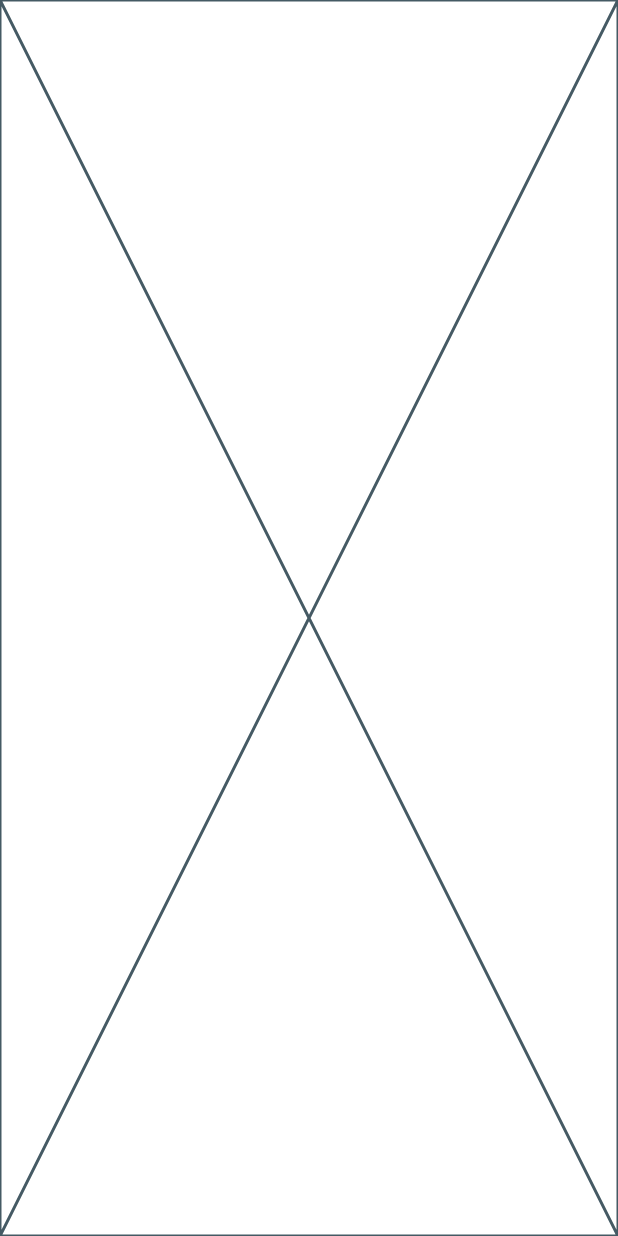
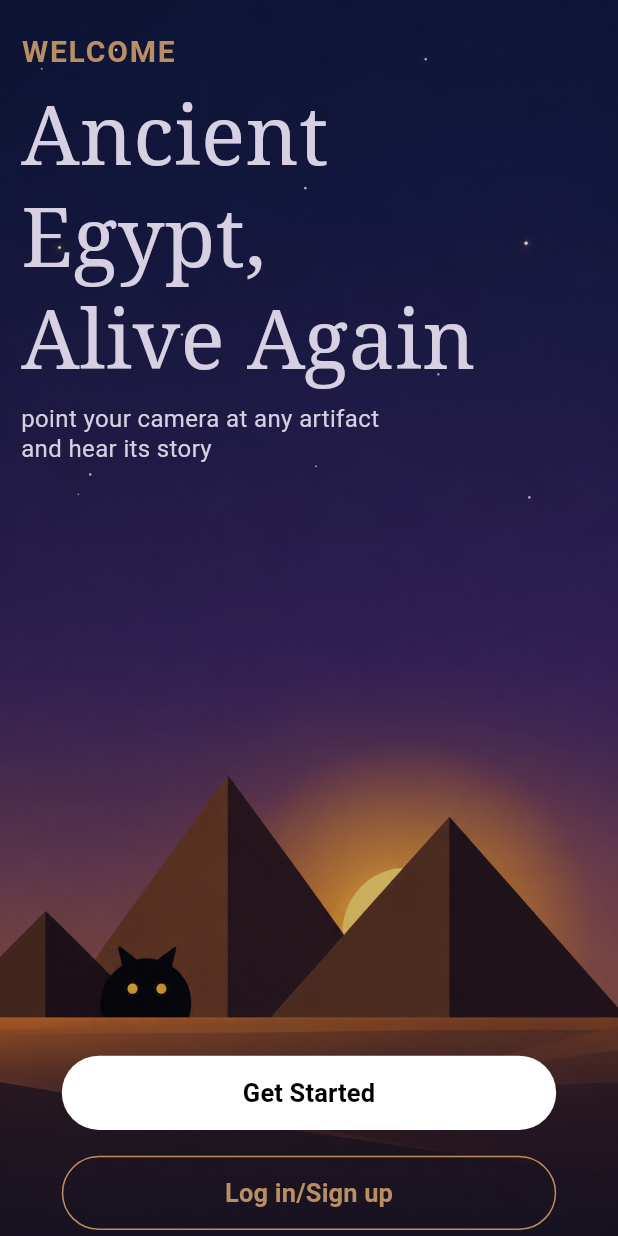
Before and after one commit to hatemsalma746-sudo/AI-tour-guide, a Flutter app: the screen it shows after launch, on a phone screen of 412 x 824 dp. Run offline on Flutter 3.47's test engine with Material 3 defaults, Android fonts, the phone set to English and light mode, and no system bars.

Commit message:
welcome page

```diff
--- /dev/null
+++ b/flutter_native_splash.yaml
@@ -0,0 +1,132 @@
+flutter_native_splash:
+  android: true
+  ios: true
+  web: false
+
+
+  #! FOR ALL PLATFORM, except Android 12+:
+
+  # general color for all platform (except android 12+):
+  # see there only 2 lines in all parameters that marked as [required], so others
+  # remain optional. NOTE that if you specify the [required] color, then you cant
+  # use the [required] background_image in the next section. the reverse is true.
+  # select one, they cant work together.
+  color: "#F5E5C7"  ##====================================[REQUIRED]==========
+  color_dark: "#392852"
+  # platform-specific color. will override general color if active:
+  color_android: "#F5E5C7"
+  color_dark_android: "#392852"
+  color_ios: "#F5E5C7"
+  color_dark_ios: "#392852"
+
+
+  # general background_image for all platform (except android 12+)
+  # if you specify this [required] background_image, then you should comment the
+  # [required] color in previous section. select one, they cant work together.
+  #background_image:      "assets/background.png" #========[REQUIRED]============
+  #background_image_dark: "assets/dark-background.png"
+  # platform-specific background_image. will override general background_image if active:
+  #background_image_android:      "assets/background-android.png"
+  #background_image_dark_android: "assets/dark-background-android.png"
+  #background_image_ios:          "assets/background-ios.png"
+  #background_image_dark_ios:     "assets/dark-background-ios.png"
+  #background_image_web:          "assets/background-web.png"
+  #background_image_dark_web:     "assets/dark-background-web.png"
+
+  # general image for all platform (except android 12+):
+  # allows you to specify an image used in the splash screen. It must be a
+  # png file and should be sized for 4x pixel density.
+  image:                assets/images/HeritageLens_Eye_of_Horus_Logo-removebg-preview.png
+  #image_dark:          assets/splash-invert.png
+  # platform-specific image. will override general image if active:
+  #image_android:       assets/splash-android.png
+  #image_dark_android:  assets/splash-invert-android.png
+  #image_ios:           assets/splash-ios.png
+  #image_dark_ios:      assets/splash-invert-ios.png
+  #image_web:           assets/splash-web.gif
+  #image_dark_web:      assets/splash-invert-web.gif
+
+  # image alignment (default center if not specified, or speccified something else):
+  android_gravity: center       # bottom, center, center_horizontal, center_vertical,
+  # clip_horizontal, clip_vertical, end, fill, fill_horizontal, fill_vertical, left, right, start, top. could also be a combination like `android_gravity: fill|clip_vertical`
+  # This will fill the width while maintaining the image's vertical aspect ratio.
+  # visit https://developer.android.com/reference/android/view/Gravity
+  ios_content_mode: center      # scaleToFill, scaleAspectFit, scaleAspectFill,
+  # center, top, bottom, left, right, topLeft, topRight, bottomLeft, or bottomRight.
+  # visit https://developer.apple.com/documentation/uikit/uiview/contentmode
+  #web_image_mode: center        # center, contain, stretch, cover
+
+  # general branding for all platform (except android 12+):
+  # allows you to specify an image used as branding in the splash screen. should be png.
+  #branding:      assets/dart.png
+  #branding_dark: assets/dart_dark.png
+  # platform-specific branding. will override general branding if active:
+  #branding_android:      assets/brand-android.png
+  #branding_dark_android: assets/dart_dark-android.png
+  #branding_ios:          assets/brand-ios.png
+  #branding_dark_ios:     assets/dart_dark-ios.png
+  #branding_web:          assets/brand-web.gif
+  #branding_dark_web:     assets/dart_dark-web.gif
+
+  # branding position:
+  # you can use bottom, bottomRight, and bottomLeft. The default values is
+  # bottom if not specified or specified something else.
+  #branding_mode: bottom                # default bottom
+  #branding_bottom_padding: 24          # default 0
+  #branding_bottom_padding_android: 24  # default 0
+  #branding_bottom_padding_ios: 24      # default 0
+  # branding bottom padding web is not available yet.
+
+  # The screen orientation can be set in Android with the android_screen_orientation parameter.
+  # Valid parameters can be found here:
+  # https://developer.android.com/guide/topics/manifest/activity-element#screen
+  #android_screen_orientation: sensorLandscape
+
+  # By specifying the used minimum SDK version of Android, flutter_native_splash might be able to
+  # merge/remove certain styles and drawables.
+  #android_min_sdk: 24  # default 16
+
+  # hide notif bar on android. ios already hides it by default.
+  # Has no effect in web since web has no notification bar.
+  fullscreen: true                # default false
+    # if you dont want to hide notif bar, for android just set this to false,
+    # but for ios, add this to your flutter main():
+    # WidgetsFlutterBinding.ensureInitialized();
+    # SystemChrome.setEnabledSystemUIMode(SystemUiMode.manual, overlays: [SystemUiOverlay.bottom, SystemUiOverlay.top], );
+
+  #! extra note for IOS:
+  # If you have changed the name(s) of your info.plist file(s), you can specify the filename(s)
+  # with the info_plist_files parameter.  Remove only the # characters in the three lines below,
+  # do not remove any spaces:
+  #info_plist_files:
+  #  - 'ios/Runner/Info-Debug.plist'
+  #  - 'ios/Runner/Info-Release.plist'
+
+  #========================================================================
+
+  # what we did above won't affect Android 12 and newer at all. they have different
+  # handling concept. visit https://developer.android.com/guide/topics/ui/splash-screen
+
+  #! ANDROID 12+ configuration:
+  android_12:
+    # background color
+    color: "#F5E5C7"
+    color_dark: "#392852"
+
+    # center-logo
+    # If this parameter is not specified, the app's launcher icon will be used instead.
+    # Please note that the splash screen will be clipped to a circle on the center of the screen.
+    # with background: 960×960 px (fit within circle 640px in diameter)
+    # without background: 1152×1152 px (fit within circle 768px in diameter)
+    # ensure that the most important design elements of your image are placed within a circular area
+    image: assets/images/logo/blank.png
+    # image_dark: assets/images/logo/logo-splash2.png
+
+    # center-logo background color
+    icon_background_color: "#111111"
+    # icon_background_color_dark: "#eeeeee"
+
+    # branding:
+    # The branding image dimensions must be 800x320 px.
+    #branding:      assets/dart.png
+    #branding_dark: assets/dart_dark.png
--- a/lib/main.dart
+++ b/lib/main.dart
@@ -1,5 +1,6 @@
 import 'package:ai_tour_guide/utils/app_route.dart';
 import 'package:ai_tour_guide/view/login_screen.dart';
+import 'package:ai_tour_guide/view/welcome_screen.dart';
 import 'package:flutter/material.dart';
 
 import 'l10n/app_localizations.dart';
@@ -14,12 +15,15 @@ class MyApp extends StatelessWidget {
   @override
   Widget build(BuildContext context) {
     return MaterialApp(
+      debugShowCheckedModeBanner: false,
       locale: Locale("en"),
       localizationsDelegates: AppLocalizations.localizationsDelegates,
       supportedLocales: AppLocalizations.supportedLocales,
-      initialRoute: AppRoute.loginScreen,
+      initialRoute: AppRoute.welcomeScreen,
       routes: {
         AppRoute.loginScreen : (context) => LoginScreen(),
+        AppRoute.welcomeScreen : (context) => WelcomeScreen(),
+
       },
     );
   }
--- a/lib/utils/app_images.dart
+++ b/lib/utils/app_images.dart
@@ -1,2 +1,3 @@
 class AppImages {
+  static const String  splashScreen="assets/images/Dreamy Desert Pyramids at Twilight.png";
 }
--- a/lib/utils/app_route.dart
+++ b/lib/utils/app_route.dart
@@ -1,3 +1,5 @@
 class AppRoute {
  static const String loginScreen= "Login screen";
+ static const String welcomeScreen= "Welcome page";
+
 }
--- /dev/null
+++ b/lib/view/welcome_screen.dart
@@ -0,0 +1,102 @@
+import 'package:ai_tour_guide/utils/app_images.dart';
+import 'package:ai_tour_guide/utils/app_route.dart';
+import 'package:ai_tour_guide/utils/screen_utils.dart';
+import 'package:flutter/material.dart';
+
+class WelcomeScreen extends StatelessWidget {
+  const WelcomeScreen({super.key});
+
+  @override
+  Widget build(BuildContext context) {
+    var height =context.height;
+    var width =context.width;
+    return Scaffold(
+      body:Stack(
+        fit: StackFit.expand,
+        children: [
+          Image.asset(AppImages.splashScreen,fit: BoxFit.cover,),
+          Container(color: Colors.black.withValues(alpha: 0.2)),
+          SafeArea(child: Stack(
+            children: [
+              Positioned(
+                  top:20,
+                  left: 14,right: 14,
+                  child: Column(
+                    crossAxisAlignment: CrossAxisAlignment.start,
+                    children: [
+                      Text("WELCOME",style:TextStyle(
+                        color: Color(0xFFBA8E63),
+                        fontSize: 20,
+                        fontWeight: FontWeight.bold,
+                        letterSpacing: 1.2,
+                      ),),
+                      SizedBox(height: height*0.01,),
+                      Text(
+                        'Ancient\nEgypt,\nAlive Again',
+                        style: TextStyle(
+                          color: Color(0xFFD6D0E2),
+                          fontSize: 55,
+                          height: height*0.0015,
+                          fontFamily: 'serif',
+                          fontWeight: FontWeight.normal,
+                          decoration: TextDecoration.none,
+                        ),
+                      ),
+                      SizedBox(height: height*0.01,),
+                      Text("point your camera at any artifact\nand hear its story",
+                      style: TextStyle(fontSize: 16,height: height*0.0015,
+                          color: Color(0xFFD6D0E2)),)
+                    ],
+                  )
+              ),
+              Positioned(
+                  left: 0,right: 0,bottom: 0,
+                  child: Padding(padding: EdgeInsetsGeometry.fromLTRB(0, 0,0,4),
+                  child: Column(
+                    mainAxisSize: MainAxisSize.min,
+                    children: [
+                    SizedBox(
+                    width:width*0.8 ,
+                    height: height*0.06,
+                    child: ElevatedButton(
+                      onPressed: () {
+                        // Navigate to the next screen
+                      },
+                      style: ElevatedButton.styleFrom(
+                        backgroundColor: Colors.white,
+                        foregroundColor: Colors.black,
+                        shape: StadiumBorder(),
+                        elevation: 0,
+                      ),
+                      child:Text(
+                        'Get Started',
+                        style: TextStyle(
+                          fontSize: 17,
+                          fontWeight: FontWeight.w600,
+                        ),
+                      ),
+                    ),
+                  ),
+                      SizedBox(height:height*0.021,),
+                      SizedBox(
+                        width:width*0.8 ,
+                        height: height*0.06,
+                        child:  OutlinedButton(onPressed: (){
+                          Navigator.pushNamed(context, AppRoute.loginScreen);
+                        },style:OutlinedButton.styleFrom(
+                          foregroundColor: Colors.black,
+                          side: BorderSide(color: Color(0xFFBA8E63)),
+                          shape: StadiumBorder()
+                        ),child:Text("Log in/Sign up",style: TextStyle(
+                          color:Color(0xFFBA8E63),fontSize:17,fontWeight: FontWeight.w700
+                        ),) )
+                      ),
+                      ]),
+                      )
+              )
+              ])
+              )],
+          )
+    );
+  }
+}//0xFFBA8E63
--- a/pubspec.yaml
+++ b/pubspec.yaml
@@ -33,6 +33,8 @@ dependencies:
   flutter_localizations:
       sdk: flutter
   intl: any
+  flutter_native_splash: ^2.4.8
+
 
   # The following adds the Cupertino Icons font to your application.
   # Use with the CupertinoIcons class for iOS style icons.
@@ -62,8 +64,8 @@ flutter:
   uses-material-design: true
 
   # To add assets to your application, add an assets section, like this:
-  # assets:
-  #   - images/a_dot_burr.jpeg
+  assets:
+     - assets/images/
   #   - images/a_dot_ham.jpeg
 
   # An image asset can refer to one or more resolution-specific "variants", see
```
Also changed, not shown: assets/images/Dreamy Desert Pyramids at Twilight.png (added), assets/images/HeritageLens_Eye_of_Horus_Logo-removebg-preview.png (added), pubspec.lock.
